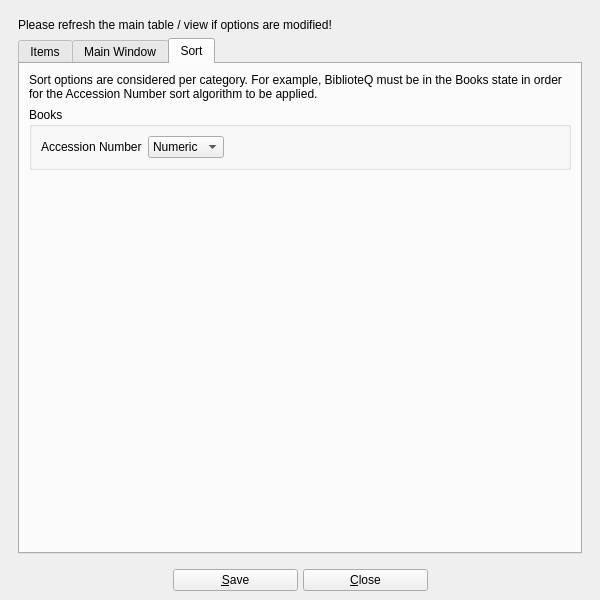
First picture: the form in UI/biblioteq_otheroptions.ui, repository FlorianKleemiss/biblioteq, before the edit.
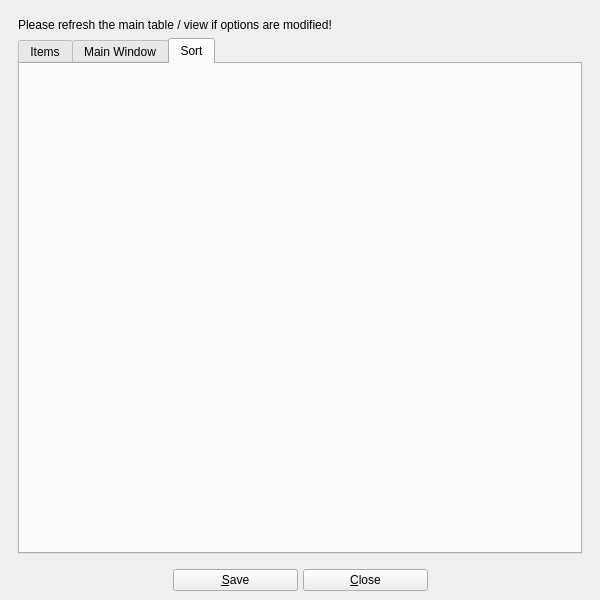
Second picture: the form after the edit. Icons and pictures are not drawn.

```diff
--- a/UI/biblioteq_otheroptions.ui
+++ b/UI/biblioteq_otheroptions.ui
@@ -372,81 +372,7 @@
            <attribute name="title">
             <string>Sort</string>
            </attribute>
-           <layout class="QVBoxLayout" name="verticalLayout_3">
-            <item>
-             <widget class="QLabel" name="label_4">
-              <property name="text">
-               <string>Sort options are considered per category. For example, BiblioteQ must be in the Books state in order for the Accession Number sort algorithm to be applied.</string>
-              </property>
-              <property name="wordWrap">
-               <bool>true</bool>
-              </property>
-             </widget>
-            </item>
-            <item>
-             <widget class="QGroupBox" name="groupBox">
-              <property name="title">
-               <string>Books</string>
-              </property>
-              <layout class="QVBoxLayout" name="verticalLayout_4">
-               <item>
-                <layout class="QHBoxLayout" name="horizontalLayout">
-                 <item>
-                  <widget class="QLabel" name="label_3">
-                   <property name="text">
-                    <string>Accession Number</string>
-                   </property>
-                  </widget>
-                 </item>
-                 <item>
-                  <widget class="QComboBox" name="books_accession_number">
-                   <property name="sizeAdjustPolicy">
-                    <enum>QComboBox::AdjustToContents</enum>
-                   </property>
-                   <item>
-                    <property name="text">
-                     <string>Numeric</string>
-                    </property>
-                   </item>
-                   <item>
-                    <property name="text">
-                     <string>Text</string>
-                    </property>
-                   </item>
-                  </widget>
-                 </item>
-                 <item>
-                  <spacer name="horizontalSpacer">
-                   <property name="orientation">
-                    <enum>Qt::Horizontal</enum>
-                   </property>
-                   <property name="sizeHint" stdset="0">
-                    <size>
-                     <width>40</width>
-                     <height>20</height>
-                    </size>
-                   </property>
-                  </spacer>
-                 </item>
-                </layout>
-               </item>
-              </layout>
-             </widget>
-            </item>
-            <item>
-             <spacer name="verticalSpacer_2">
-              <property name="orientation">
-               <enum>Qt::Vertical</enum>
-              </property>
-              <property name="sizeHint" stdset="0">
-               <size>
-                <width>20</width>
-                <height>40</height>
-               </size>
-              </property>
-             </spacer>
-            </item>
-           </layout>
+           <layout class="QVBoxLayout" name="verticalLayout_3"/>
           </widget>
          </widget>
         </item>
```
Left out of the diff: 1 changed line with no effect on the pictures.
